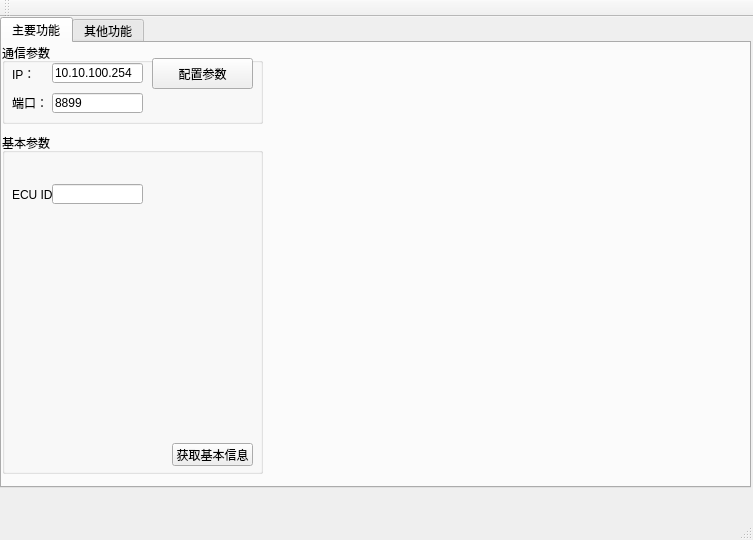
crawler-john/ECU-R-PC, file mainwindow.ui: the form before one commit.
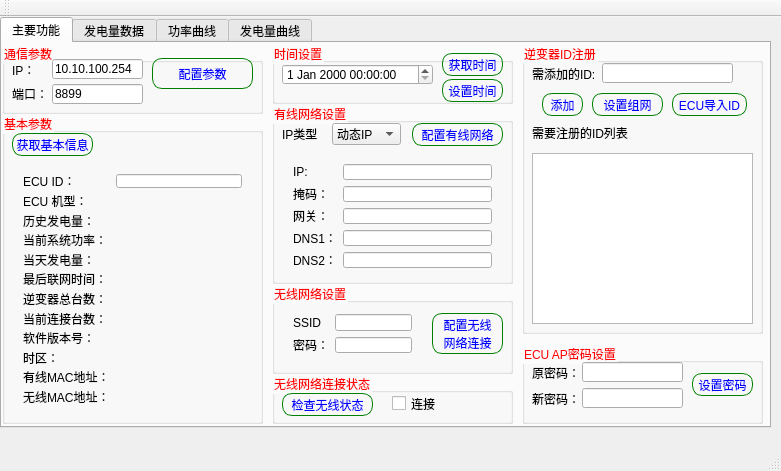
The form after the commit. Icons and pictures are not drawn.

```diff
--- a/mainwindow.ui
+++ b/mainwindow.ui
@@ -6,8 +6,8 @@
    <rect>
     <x>0</x>
     <y>0</y>
-    <width>753</width>
-    <height>540</height>
+    <width>781</width>
+    <height>471</height>
    </rect>
   </property>
   <property name="windowTitle">
@@ -19,10 +19,84 @@
      <rect>
       <x>0</x>
       <y>0</y>
-      <width>751</width>
-      <height>471</height>
+      <width>771</width>
+      <height>411</height>
      </rect>
     </property>
+    <property name="styleSheet">
+     <string notr="true">QWidget#centralwidget{
+	background-image:url(img/mainwindow.jpg);
+}
+QGroupBox::title {
+	color:#ff0000
+}
+
+QTableWidget
+{
+background: rgb(237,216,255);
+alternate-background-color:rgb(48,51,55);
+selection-background-color:qlineargradient(x1:0, y1:0, x2:0, y2:1, stop:0 rgb(237,216,255),stop:1 rgb(237,211,255));
+}
+
+QHeaderView::section
+{
+background-color: qlineargradient(x1:0, y1:0, x2:0, y2:1, 		stop:0 rgb(237,216,255),
+	stop:1 rgb(237,211,255));
+color: rgb(0,0,0);
+padding-left: 4px;
+border: 1px solid #383838;
+}
+QScrollBar:vertical 
+{
+border: 0px solid grey;
+background: transparent;
+width: 15px;
+margin: 22px 0 22px 0;
+}
+QScrollBar::handle:vertical 
+{
+background: qlineargradient(x1:0, y1:0, x2:1, y2:0, stop:0 rgb(46,46,46),stop:1 rgb(66,66,66));
+min-height: 20px;
+}
+QScrollBar::add-line:vertical 
+{
+border: 0px solid grey;
+background: rgb(66,66,66);
+height: 20px;
+subcontrol-position: bottom;
+subcontrol-origin: margin;
+}
+QScrollBar::sub-line:vertical 
+{
+border: 0px solid grey;
+background: rgb(56,56,56);
+height: 20px;
+subcontrol-position: top;
+subcontrol-origin: margin;
+}
+QScrollBar::up-arrow:vertical, QScrollBar::down-arrow:vertical 
+{
+border: 0px solid grey;
+width: 3px;
+height: 3px;
+background: rgb(46,46,46);
+}
+QScrollBar::add-page:vertical, QScrollBar::sub-page:vertical
+{
+background: none;
+}
+
+QPushButton{
+color:#0000ff;
+border:26px;
+solid #FFFFFF;
+border: 1px solid green;
+border-radius:10px;
+}
+QPushButton:hover{
+color:#FF0000;
+}</string>
+    </property>
     <property name="currentIndex">
      <number>0</number>
     </property>
@@ -36,7 +110,7 @@
         <x>0</x>
         <y>0</y>
         <width>261</width>
-        <height>81</height>
+        <height>71</height>
        </rect>
       </property>
       <property name="title">
@@ -46,7 +120,7 @@
        <property name="geometry">
         <rect>
          <x>10</x>
-         <y>20</y>
+         <y>16</y>
          <width>41</width>
          <height>21</height>
         </rect>
@@ -59,7 +133,7 @@
        <property name="geometry">
         <rect>
          <x>10</x>
-         <y>49</y>
+         <y>40</y>
          <width>41</width>
          <height>21</height>
         </rect>
@@ -68,11 +142,11 @@
         <string>端口：</string>
        </property>
       </widget>
-      <widget class="QLineEdit" name="lineEdit">
+      <widget class="QLineEdit" name="lineEdit_IP">
        <property name="geometry">
         <rect>
          <x>50</x>
-         <y>20</y>
+         <y>16</y>
          <width>91</width>
          <height>20</height>
         </rect>
@@ -81,11 +155,11 @@
         <string>10.10.100.254</string>
        </property>
       </widget>
-      <widget class="QLineEdit" name="lineEdit_2">
+      <widget class="QLineEdit" name="lineEdit_Port">
        <property name="geometry">
         <rect>
          <x>50</x>
-         <y>50</y>
+         <y>41</y>
          <width>91</width>
          <height>20</height>
         </rect>
@@ -112,45 +186,19 @@
       <property name="geometry">
        <rect>
         <x>0</x>
-        <y>90</y>
+        <y>70</y>
         <width>261</width>
-        <height>341</height>
+        <height>311</height>
        </rect>
       </property>
       <property name="title">
        <string>基本参数</string>
       </property>
-      <widget class="QLineEdit" name="lineEdit_3">
-       <property name="geometry">
-        <rect>
-         <x>50</x>
-         <y>51</y>
-         <width>91</width>
-         <height>20</height>
-        </rect>
-       </property>
-       <property name="text">
-        <string/>
-       </property>
-      </widget>
-      <widget class="QLabel" name="label_3">
+      <widget class="QPushButton" name="btn_baseInfo">
        <property name="geometry">
         <rect>
          <x>10</x>
-         <y>50</y>
-         <width>41</width>
-         <height>21</height>
-        </rect>
-       </property>
-       <property name="text">
-        <string>ECU ID：</string>
-       </property>
-      </widget>
-      <widget class="QPushButton" name="pushButton">
-       <property name="geometry">
-        <rect>
-         <x>170</x>
-         <y>310</y>
+         <y>20</y>
          <width>81</width>
          <height>23</height>
         </rect>
@@ -159,11 +207,645 @@
         <string>获取基本信息</string>
        </property>
       </widget>
+      <widget class="QWidget" name="gridLayoutWidget">
+       <property name="geometry">
+        <rect>
+         <x>10</x>
+         <y>50</y>
+         <width>241</width>
+         <height>251</height>
+        </rect>
+       </property>
+       <layout class="QGridLayout" name="gridLayout">
+        <item row="0" column="0">
+         <widget class="QLabel" name="label_3">
+          <property name="text">
+           <string>ECU ID：</string>
+          </property>
+         </widget>
+        </item>
+        <item row="0" column="1">
+         <widget class="QLineEdit" name="lineEdit_ECUID">
+          <property name="text">
+           <string/>
+          </property>
+         </widget>
+        </item>
+        <item row="1" column="0">
+         <widget class="QLabel" name="label_4">
+          <property name="text">
+           <string>ECU 机型：</string>
+          </property>
+         </widget>
+        </item>
+        <item row="1" column="1">
+         <widget class="QLabel" name="label_ECUModel">
+          <property name="text">
+           <string/>
+          </property>
+         </widget>
+        </item>
+        <item row="2" column="0">
+         <widget class="QLabel" name="label_7">
+          <property name="text">
+           <string>历史发电量：</string>
+          </property>
+         </widget>
+        </item>
+        <item row="2" column="1">
+         <widget class="QLabel" name="label_LifttimeEnergy">
+          <property name="text">
+           <string/>
+          </property>
+         </widget>
+        </item>
+        <item row="3" column="0">
+         <widget class="QLabel" name="label_8">
+          <property name="text">
+           <string>当前系统功率：</string>
+          </property>
+         </widget>
+        </item>
+        <item row="3" column="1">
+         <widget class="QLabel" name="label_LastSystemPower">
+          <property name="text">
+           <string/>
+          </property>
+         </widget>
+        </item>
+        <item row="4" column="0">
+         <widget class="QLabel" name="label_17">
+          <property name="text">
+           <string>当天发电量：</string>
+          </property>
+         </widget>
+        </item>
+        <item row="4" column="1">
+         <widget class="QLabel" name="label_GenerationCurrentDay">
+          <property name="text">
+           <string/>
+          </property>
+         </widget>
+        </item>
+        <item row="5" column="0">
+         <widget class="QLabel" name="label_20">
+          <property name="text">
+           <string>最后联网时间：</string>
+          </property>
+         </widget>
+        </item>
+        <item row="5" column="1">
+         <widget class="QLabel" name="label_LastToEMA">
+          <property name="text">
+           <string/>
+          </property>
+         </widget>
+        </item>
+        <item row="6" column="0">
+         <widget class="QLabel" name="label_21">
+          <property name="text">
+           <string>逆变器总台数：</string>
+          </property>
+         </widget>
+        </item>
+        <item row="6" column="1">
+         <widget class="QLabel" name="label_NumberInverters">
+          <property name="text">
+           <string/>
+          </property>
+         </widget>
+        </item>
+        <item row="7" column="0">
+         <widget class="QLabel" name="label_23">
+          <property name="text">
+           <string>当前连接台数：</string>
+          </property>
+         </widget>
+        </item>
+        <item row="7" column="1">
+         <widget class="QLabel" name="label_LastNumberInverters">
+          <property name="text">
+           <string/>
+          </property>
+         </widget>
+        </item>
+        <item row="8" column="0">
+         <widget class="QLabel" name="label_25">
+          <property name="text">
+           <string>软件版本号：</string>
+          </property>
+         </widget>
+        </item>
+        <item row="8" column="1">
+         <widget class="QLabel" name="label_Version">
+          <property name="text">
+           <string/>
+          </property>
+         </widget>
+        </item>
+        <item row="9" column="0">
+         <widget class="QLabel" name="label_27">
+          <property name="text">
+           <string>时区：</string>
+          </property>
+         </widget>
+        </item>
+        <item row="9" column="1">
+         <widget class="QLabel" name="label_TimeZone">
+          <property name="text">
+           <string/>
+          </property>
+         </widget>
+        </item>
+        <item row="11" column="0">
+         <widget class="QLabel" name="label_30">
+          <property name="text">
+           <string>无线MAC地址：</string>
+          </property>
+         </widget>
+        </item>
+        <item row="10" column="0">
+         <widget class="QLabel" name="label_29">
+          <property name="text">
+           <string>有线MAC地址：</string>
+          </property>
+         </widget>
+        </item>
+        <item row="10" column="1">
+         <widget class="QLabel" name="label_MacAddress">
+          <property name="text">
+           <string/>
+          </property>
+         </widget>
+        </item>
+        <item row="11" column="1">
+         <widget class="QLabel" name="label_WifiMac">
+          <property name="text">
+           <string/>
+          </property>
+         </widget>
+        </item>
+       </layout>
+      </widget>
+     </widget>
+     <widget class="QGroupBox" name="groupBox_3">
+      <property name="geometry">
+       <rect>
+        <x>270</x>
+        <y>0</y>
+        <width>241</width>
+        <height>61</height>
+       </rect>
+      </property>
+      <property name="title">
+       <string>时间设置</string>
+      </property>
+      <widget class="QPushButton" name="btn_getTime">
+       <property name="geometry">
+        <rect>
+         <x>170</x>
+         <y>10</y>
+         <width>61</width>
+         <height>23</height>
+        </rect>
+       </property>
+       <property name="text">
+        <string>获取时间</string>
+       </property>
+      </widget>
+      <widget class="QPushButton" name="btn_setTime">
+       <property name="geometry">
+        <rect>
+         <x>170</x>
+         <y>36</y>
+         <width>61</width>
+         <height>23</height>
+        </rect>
+       </property>
+       <property name="text">
+        <string>设置时间</string>
+       </property>
+      </widget>
+      <widget class="QDateTimeEdit" name="dateTimeEdit">
+       <property name="geometry">
+        <rect>
+         <x>10</x>
+         <y>21</y>
+         <width>151</width>
+         <height>21</height>
+        </rect>
+       </property>
+      </widget>
+     </widget>
+     <widget class="QGroupBox" name="groupBox_4">
+      <property name="geometry">
+       <rect>
+        <x>270</x>
+        <y>60</y>
+        <width>241</width>
+        <height>181</height>
+       </rect>
+      </property>
+      <property name="title">
+       <string>有线网络设置</string>
+      </property>
+      <widget class="QLabel" name="label_5">
+       <property name="geometry">
+        <rect>
+         <x>10</x>
+         <y>20</y>
+         <width>54</width>
+         <height>21</height>
+        </rect>
+       </property>
+       <property name="text">
+        <string>IP类型</string>
+       </property>
+      </widget>
+      <widget class="QComboBox" name="comboBox">
+       <property name="geometry">
+        <rect>
+         <x>60</x>
+         <y>20</y>
+         <width>69</width>
+         <height>22</height>
+        </rect>
+       </property>
+       <item>
+        <property name="text">
+         <string>动态IP</string>
+        </property>
+       </item>
+       <item>
+        <property name="text">
+         <string>静态IP</string>
+        </property>
+       </item>
+      </widget>
+      <widget class="QPushButton" name="btn_setNetwork">
+       <property name="geometry">
+        <rect>
+         <x>140</x>
+         <y>20</y>
+         <width>91</width>
+         <height>23</height>
+        </rect>
+       </property>
+       <property name="text">
+        <string>配置有线网络</string>
+       </property>
+      </widget>
+      <widget class="QWidget" name="gridLayoutWidget_2">
+       <property name="geometry">
+        <rect>
+         <x>10</x>
+         <y>50</y>
+         <width>221</width>
+         <height>126</height>
+        </rect>
+       </property>
+       <layout class="QGridLayout" name="gridLayout_2">
+        <item row="0" column="0">
+         <widget class="QLabel" name="label_6">
+          <property name="text">
+           <string>IP:</string>
+          </property>
+         </widget>
+        </item>
+        <item row="0" column="1">
+         <widget class="QLineEdit" name="lineEdit"/>
+        </item>
+        <item row="1" column="0">
+         <widget class="QLabel" name="label_9">
+          <property name="text">
+           <string>掩码：</string>
+          </property>
+         </widget>
+        </item>
+        <item row="2" column="0">
+         <widget class="QLabel" name="label_10">
+          <property name="text">
+           <string>网关：</string>
+          </property>
+         </widget>
+        </item>
+        <item row="3" column="0">
+         <widget class="QLabel" name="label_11">
+          <property name="text">
+           <string>DNS1：</string>
+          </property>
+         </widget>
+        </item>
+        <item row="4" column="0">
+         <widget class="QLabel" name="label_12">
+          <property name="text">
+           <string>DNS2：</string>
+          </property>
+         </widget>
+        </item>
+        <item row="1" column="1">
+         <widget class="QLineEdit" name="lineEdit_2"/>
+        </item>
+        <item row="2" column="1">
+         <widget class="QLineEdit" name="lineEdit_3"/>
+        </item>
+        <item row="3" column="1">
+         <widget class="QLineEdit" name="lineEdit_4"/>
+        </item>
+        <item row="4" column="1">
+         <widget class="QLineEdit" name="lineEdit_5"/>
+        </item>
+       </layout>
+      </widget>
+     </widget>
+     <widget class="QGroupBox" name="groupBox_5">
+      <property name="geometry">
+       <rect>
+        <x>270</x>
+        <y>240</y>
+        <width>241</width>
+        <height>91</height>
+       </rect>
+      </property>
+      <property name="title">
+       <string>无线网络设置</string>
+      </property>
+      <widget class="QWidget" name="gridLayoutWidget_3">
+       <property name="geometry">
+        <rect>
+         <x>10</x>
+         <y>20</y>
+         <width>141</width>
+         <height>61</height>
+        </rect>
+       </property>
+       <layout class="QGridLayout" name="gridLayout_3">
+        <item row="0" column="0">
+         <widget class="QLabel" name="label_13">
+          <property name="text">
+           <string>SSID</string>
+          </property>
+         </widget>
+        </item>
+        <item row="1" column="0">
+         <widget class="QLabel" name="label_14">
+          <property name="text">
+           <string>密码：</string>
+          </property>
+         </widget>
+        </item>
+        <item row="0" column="1">
+         <widget class="QLineEdit" name="lineEdit_6"/>
+        </item>
+        <item row="1" column="1">
+         <widget class="QLineEdit" name="lineEdit_7"/>
+        </item>
+       </layout>
+      </widget>
+      <widget class="QPushButton" name="btn_configWIFI">
+       <property name="geometry">
+        <rect>
+         <x>160</x>
+         <y>30</y>
+         <width>71</width>
+         <height>41</height>
+        </rect>
+       </property>
+       <property name="text">
+        <string>配置无线
+网络连接</string>
+       </property>
+      </widget>
+     </widget>
+     <widget class="QGroupBox" name="groupBox_6">
+      <property name="geometry">
+       <rect>
+        <x>270</x>
+        <y>330</y>
+        <width>241</width>
+        <height>51</height>
+       </rect>
+      </property>
+      <property name="title">
+       <string>无线网络连接状态</string>
+      </property>
+      <widget class="QPushButton" name="btn_checkWifiStatus">
+       <property name="geometry">
+        <rect>
+         <x>10</x>
+         <y>20</y>
+         <width>91</width>
+         <height>23</height>
+        </rect>
+       </property>
+       <property name="text">
+        <string>检查无线状态</string>
+       </property>
+      </widget>
+      <widget class="QCheckBox" name="checkBox">
+       <property name="geometry">
+        <rect>
+         <x>120</x>
+         <y>20</y>
+         <width>91</width>
+         <height>21</height>
+        </rect>
+       </property>
+       <property name="text">
+        <string>连接</string>
+       </property>
+      </widget>
+     </widget>
+     <widget class="QGroupBox" name="groupBox_7">
+      <property name="geometry">
+       <rect>
+        <x>520</x>
+        <y>0</y>
+        <width>241</width>
+        <height>291</height>
+       </rect>
+      </property>
+      <property name="title">
+       <string>逆变器ID注册</string>
+      </property>
+      <widget class="QLineEdit" name="lineEdit_ID">
+       <property name="geometry">
+        <rect>
+         <x>80</x>
+         <y>20</y>
+         <width>131</width>
+         <height>20</height>
+        </rect>
+       </property>
+       <property name="text">
+        <string/>
+       </property>
+      </widget>
+      <widget class="QLabel" name="label_15">
+       <property name="geometry">
+        <rect>
+         <x>10</x>
+         <y>20</y>
+         <width>81</width>
+         <height>21</height>
+        </rect>
+       </property>
+       <property name="text">
+        <string>需添加的ID:</string>
+       </property>
+      </widget>
+      <widget class="QPushButton" name="btn_addID">
+       <property name="geometry">
+        <rect>
+         <x>20</x>
+         <y>50</y>
+         <width>41</width>
+         <height>23</height>
+        </rect>
+       </property>
+       <property name="text">
+        <string>添加</string>
+       </property>
+      </widget>
+      <widget class="QLabel" name="label_16">
+       <property name="geometry">
+        <rect>
+         <x>10</x>
+         <y>80</y>
+         <width>111</width>
+         <height>20</height>
+        </rect>
+       </property>
+       <property name="text">
+        <string>需要注册的ID列表</string>
+       </property>
+      </widget>
+      <widget class="QPlainTextEdit" name="plainTextEdit_ID">
+       <property name="geometry">
+        <rect>
+         <x>10</x>
+         <y>110</y>
+         <width>221</width>
+         <height>171</height>
+        </rect>
+       </property>
+       <property name="plainText">
+        <string/>
+       </property>
+      </widget>
+      <widget class="QPushButton" name="btn_SetID">
+       <property name="geometry">
+        <rect>
+         <x>70</x>
+         <y>50</y>
+         <width>71</width>
+         <height>23</height>
+        </rect>
+       </property>
+       <property name="text">
+        <string>设置组网</string>
+       </property>
+      </widget>
+      <widget class="QPushButton" name="btn_ECUImport">
+       <property name="geometry">
+        <rect>
+         <x>150</x>
+         <y>50</y>
+         <width>75</width>
+         <height>23</height>
+        </rect>
+       </property>
+       <property name="text">
+        <string>ECU导入ID</string>
+       </property>
+      </widget>
+     </widget>
+     <widget class="QGroupBox" name="groupBox_8">
+      <property name="geometry">
+       <rect>
+        <x>520</x>
+        <y>300</y>
+        <width>241</width>
+        <height>81</height>
+       </rect>
+      </property>
+      <property name="title">
+       <string>ECU AP密码设置</string>
+      </property>
+      <widget class="QLineEdit" name="lineEdit_oldPasswd">
+       <property name="geometry">
+        <rect>
+         <x>60</x>
+         <y>19</y>
+         <width>101</width>
+         <height>20</height>
+        </rect>
+       </property>
+      </widget>
+      <widget class="QLabel" name="label_18">
+       <property name="geometry">
+        <rect>
+         <x>10</x>
+         <y>50</y>
+         <width>54</width>
+         <height>12</height>
+        </rect>
+       </property>
+       <property name="text">
+        <string>新密码：</string>
+       </property>
+      </widget>
+      <widget class="QLabel" name="label_19">
+       <property name="geometry">
+        <rect>
+         <x>10</x>
+         <y>19</y>
+         <width>54</width>
+         <height>21</height>
+        </rect>
+       </property>
+       <property name="text">
+        <string>原密码：</string>
+       </property>
+      </widget>
+      <widget class="QPushButton" name="btn_setPasswd">
+       <property name="geometry">
+        <rect>
+         <x>170</x>
+         <y>30</y>
+         <width>61</width>
+         <height>23</height>
+        </rect>
+       </property>
+       <property name="text">
+        <string>设置密码</string>
+       </property>
+      </widget>
+      <widget class="QLineEdit" name="lineEdit_newPasswd">
+       <property name="geometry">
+        <rect>
+         <x>60</x>
+         <y>45</y>
+         <width>101</width>
+         <height>20</height>
+        </rect>
+       </property>
+      </widget>
      </widget>
     </widget>
     <widget class="QWidget" name="Tab_2">
      <attribute name="title">
-      <string>其他功能</string>
+      <string>发电量数据</string>
+     </attribute>
+    </widget>
+    <widget class="QWidget" name="tab_2">
+     <attribute name="title">
+      <string>功率曲线</string>
+     </attribute>
+    </widget>
+    <widget class="QWidget" name="tab_3">
+     <attribute name="title">
+      <string>发电量曲线</string>
      </attribute>
     </widget>
    </widget>
```
Left out of the diff: 2 changed lines with no effect on the pictures.
